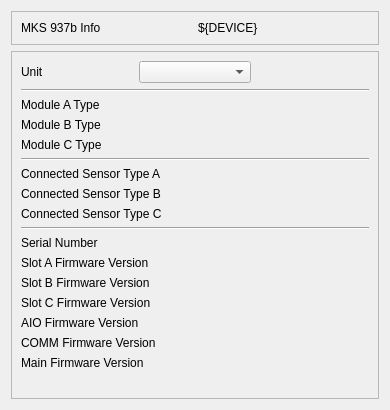
Above: devices/MKS-937B/ui/info.ui from lnls-sirius/pydm-opi before the change. Below: the same form after it.
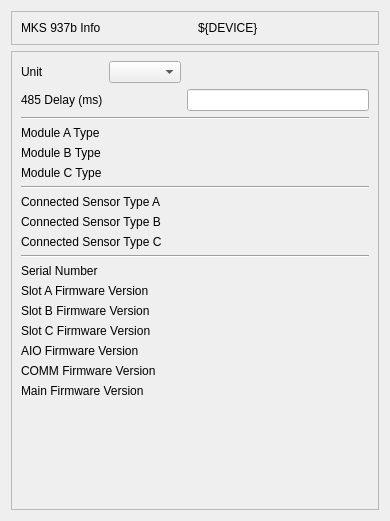
That is the form after the change. Custom widgets are drawn as their Qt base class.

The edit to the form file:
```diff
--- a/devices/MKS-937B/ui/info.ui
+++ b/devices/MKS-937B/ui/info.ui
@@ -7,7 +7,7 @@
     <x>0</x>
     <y>0</y>
     <width>390</width>
-    <height>410</height>
+    <height>521</height>
    </rect>
   </property>
   <property name="windowTitle">
@@ -56,6 +56,13 @@
       <enum>QFrame::Raised</enum>
      </property>
      <layout class="QGridLayout" name="gridLayout_3">
+      <item row="8" column="0" colspan="3">
+       <widget class="Line" name="line_2">
+        <property name="orientation">
+         <enum>Qt::Horizontal</enum>
+        </property>
+       </widget>
+      </item>
       <item row="2" column="2">
        <widget class="PyDMLabel" name="PyDMLabel">
         <property name="toolTip">
@@ -69,35 +76,28 @@
         </property>
        </widget>
       </item>
-      <item row="16" column="0" colspan="2">
+      <item row="17" column="0" colspan="2">
        <widget class="QLabel" name="label_8">
         <property name="text">
          <string>AIO Firmware Version</string>
         </property>
        </widget>
       </item>
-      <item row="7" column="0" colspan="3">
-       <widget class="Line" name="line_2">
-        <property name="orientation">
-         <enum>Qt::Horizontal</enum>
-        </property>
-       </widget>
-      </item>
-      <item row="14" column="0" colspan="2">
+      <item row="15" column="0" colspan="2">
        <widget class="QLabel" name="label_6">
         <property name="text">
          <string>Slot B Firmware Version</string>
         </property>
        </widget>
       </item>
-      <item row="17" column="0" colspan="2">
+      <item row="18" column="0" colspan="2">
        <widget class="QLabel" name="label_9">
         <property name="text">
          <string>COMM Firmware Version</string>
         </property>
        </widget>
       </item>
-      <item row="13" column="2">
+      <item row="14" column="2">
        <widget class="PyDMLabel" name="PyDMLabel_3">
         <property name="toolTip">
          <string/>
@@ -110,28 +110,28 @@
         </property>
        </widget>
       </item>
-      <item row="18" column="0" colspan="2">
+      <item row="19" column="0" colspan="2">
        <widget class="QLabel" name="label_10">
         <property name="text">
          <string>Main Firmware Version</string>
         </property>
        </widget>
       </item>
-      <item row="12" column="0">
+      <item row="13" column="0">
        <widget class="QLabel" name="label_4">
         <property name="text">
          <string>Serial Number</string>
         </property>
        </widget>
       </item>
-      <item row="13" column="0" colspan="2">
+      <item row="14" column="0" colspan="2">
        <widget class="QLabel" name="label_5">
         <property name="text">
          <string>Slot A Firmware Version</string>
         </property>
        </widget>
       </item>
-      <item row="19" column="0">
+      <item row="20" column="0">
        <spacer name="verticalSpacer">
         <property name="orientation">
          <enum>Qt::Vertical</enum>
@@ -144,14 +144,14 @@
         </property>
        </spacer>
       </item>
-      <item row="11" column="0" colspan="3">
+      <item row="12" column="0" colspan="3">
        <widget class="Line" name="line_3">
         <property name="orientation">
          <enum>Qt::Horizontal</enum>
         </property>
        </widget>
       </item>
-      <item row="3" column="0" colspan="3">
+      <item row="4" column="0" colspan="3">
        <widget class="Line" name="line">
         <property name="orientation">
          <enum>Qt::Horizontal</enum>
@@ -165,14 +165,14 @@
         </property>
        </widget>
       </item>
-      <item row="5" column="0" colspan="2">
+      <item row="6" column="0" colspan="2">
        <widget class="QLabel" name="label_12">
         <property name="text">
          <string>Module B Type</string>
         </property>
        </widget>
       </item>
-      <item row="12" column="2">
+      <item row="13" column="2">
        <widget class="PyDMLabel" name="PyDMLabel_2">
         <property name="toolTip">
          <string/>
@@ -188,7 +188,7 @@
         </property>
        </widget>
       </item>
-      <item row="15" column="0" colspan="2">
+      <item row="16" column="0" colspan="2">
        <widget class="QLabel" name="label_7">
         <property name="text">
          <string>Slot C Firmware Version</string>
@@ -229,21 +229,21 @@
         </property>
        </widget>
       </item>
-      <item row="4" column="0" colspan="2">
+      <item row="5" column="0" colspan="2">
        <widget class="QLabel" name="label_11">
         <property name="text">
          <string>Module A Type</string>
         </property>
        </widget>
       </item>
-      <item row="8" column="0" colspan="2">
+      <item row="9" column="0" colspan="2">
        <widget class="QLabel" name="label_14">
         <property name="text">
          <string>Connected Sensor Type A</string>
         </property>
        </widget>
       </item>
-      <item row="6" column="2">
+      <item row="7" column="2">
        <widget class="PyDMLabel" name="PyDMLabel_11">
         <property name="toolTip">
          <string/>
@@ -256,7 +256,7 @@
         </property>
        </widget>
       </item>
-      <item row="4" column="2">
+      <item row="5" column="2">
        <widget class="PyDMLabel" name="PyDMLabel_9">
         <property name="toolTip">
          <string/>
@@ -269,14 +269,14 @@
         </property>
        </widget>
       </item>
-      <item row="6" column="0" colspan="2">
+      <item row="7" column="0" colspan="2">
        <widget class="QLabel" name="label_13">
         <property name="text">
          <string>Module C Type</string>
         </property>
        </widget>
       </item>
-      <item row="5" column="2">
+      <item row="6" column="2">
        <widget class="PyDMLabel" name="PyDMLabel_10">
         <property name="toolTip">
          <string/>
@@ -289,7 +289,7 @@
         </property>
        </widget>
       </item>
-      <item row="16" column="2">
+      <item row="17" column="2">
        <widget class="PyDMLabel" name="PyDMLabel_6">
         <property name="toolTip">
          <string/>
@@ -302,7 +302,7 @@
         </property>
        </widget>
       </item>
-      <item row="15" column="2">
+      <item row="16" column="2">
        <widget class="PyDMLabel" name="PyDMLabel_5">
         <property name="toolTip">
          <string/>
@@ -315,7 +315,7 @@
         </property>
        </widget>
       </item>
-      <item row="18" column="2">
+      <item row="19" column="2">
        <widget class="PyDMLabel" name="PyDMLabel_8">
         <property name="toolTip">
          <string/>
@@ -328,7 +328,7 @@
         </property>
        </widget>
       </item>
-      <item row="14" column="2">
+      <item row="15" column="2">
        <widget class="PyDMLabel" name="PyDMLabel_4">
         <property name="toolTip">
          <string/>
@@ -341,7 +341,7 @@
         </property>
        </widget>
       </item>
-      <item row="17" column="2">
+      <item row="18" column="2">
        <widget class="PyDMLabel" name="PyDMLabel_7">
         <property name="toolTip">
          <string/>
@@ -354,21 +354,21 @@
         </property>
        </widget>
       </item>
-      <item row="9" column="0" colspan="2">
+      <item row="10" column="0" colspan="2">
        <widget class="QLabel" name="label_15">
         <property name="text">
          <string>Connected Sensor Type B</string>
         </property>
        </widget>
       </item>
-      <item row="10" column="0" colspan="2">
+      <item row="11" column="0" colspan="2">
        <widget class="QLabel" name="label_16">
         <property name="text">
          <string>Connected Sensor Type C</string>
         </property>
        </widget>
       </item>
-      <item row="8" column="2">
+      <item row="9" column="2">
        <widget class="PyDMLabel" name="PyDMLabel_12">
         <property name="toolTip">
          <string/>
@@ -381,7 +381,7 @@
         </property>
        </widget>
       </item>
-      <item row="9" column="2">
+      <item row="10" column="2">
        <widget class="PyDMLabel" name="PyDMLabel_13">
         <property name="toolTip">
          <string/>
@@ -394,7 +394,7 @@
         </property>
        </widget>
       </item>
-      <item row="10" column="2">
+      <item row="11" column="2">
        <widget class="PyDMLabel" name="PyDMLabel_14">
         <property name="toolTip">
          <string/>
@@ -407,22 +407,60 @@
         </property>
        </widget>
       </item>
+      <item row="3" column="2">
+       <widget class="PyDMLineEdit" name="PyDMLineEdit">
+        <property name="toolTip">
+         <string/>
+        </property>
+        <property name="whatsThis">
+         <string/>
+        </property>
+        <property name="channel" stdset="0">
+         <string>ca://${DEVICE}:DlySp</string>
+        </property>
+       </widget>
+      </item>
+      <item row="3" column="0">
+       <widget class="QLabel" name="label_17">
+        <property name="text">
+         <string>485 Delay (ms)</string>
+        </property>
+       </widget>
+      </item>
+      <item row="3" column="1">
+       <widget class="PyDMLabel" name="PyDMLabel_15">
+        <property name="toolTip">
+         <string/>
+        </property>
+        <property name="whatsThis">
+         <string/>
+        </property>
+        <property name="channel" stdset="0">
+         <string>ca://${DEVICE}:Dly</string>
+        </property>
+       </widget>
+      </item>
      </layout>
     </widget>
    </item>
   </layout>
  </widget>
  <customwidgets>
-  <customwidget>
-   <class>PyDMEnumComboBox</class>
-   <extends>QComboBox</extends>
-   <header>pydm.widgets.enum_combo_box</header>
-  </customwidget>
   <customwidget>
    <class>PyDMLabel</class>
    <extends>QLabel</extends>
    <header>pydm.widgets.label</header>
   </customwidget>
+  <customwidget>
+   <class>PyDMEnumComboBox</class>
+   <extends>QComboBox</extends>
+   <header>pydm.widgets.enum_combo_box</header>
+  </customwidget>
+  <customwidget>
+   <class>PyDMLineEdit</class>
+   <extends>QLineEdit</extends>
+   <header>pydm.widgets.line_edit</header>
+  </customwidget>
  </customwidgets>
  <resources/>
  <connections/>
```
